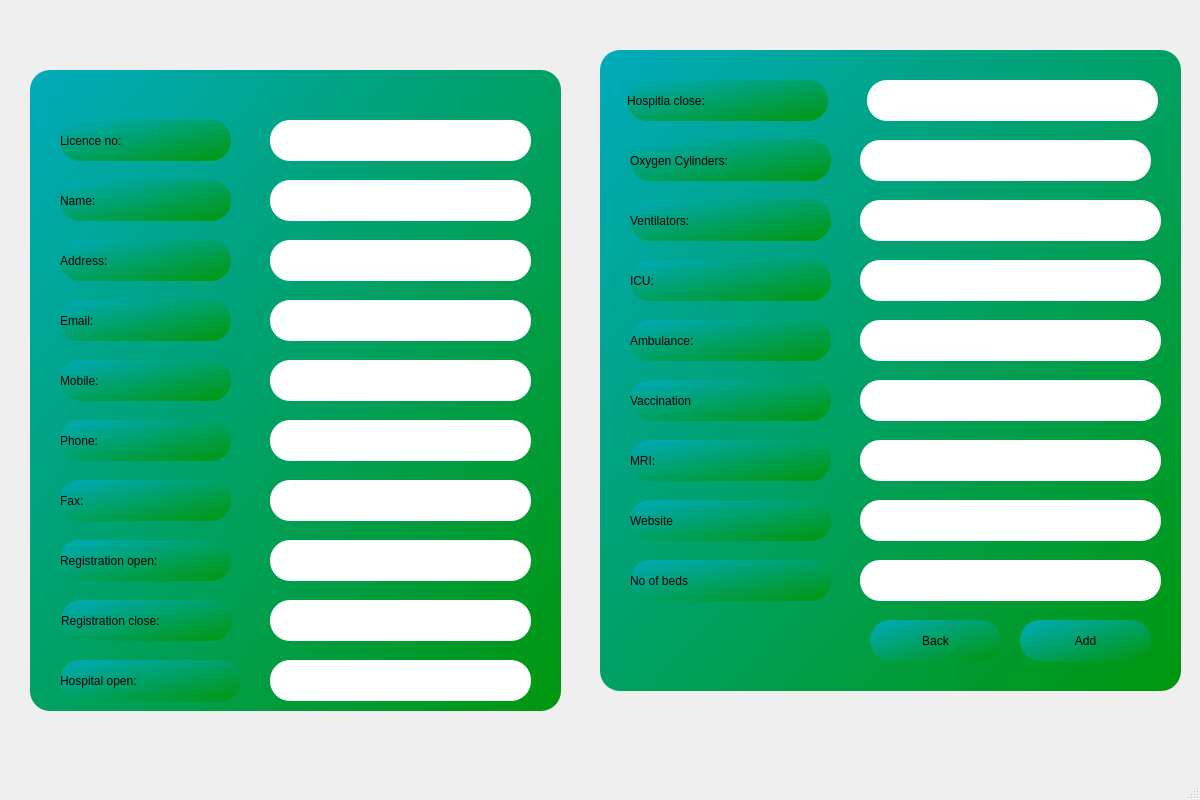
This is CoviPLUS/admin.ui in ayush-regmi/CoviCURE as Qt 5 draws it before an edit. The edited form follows.
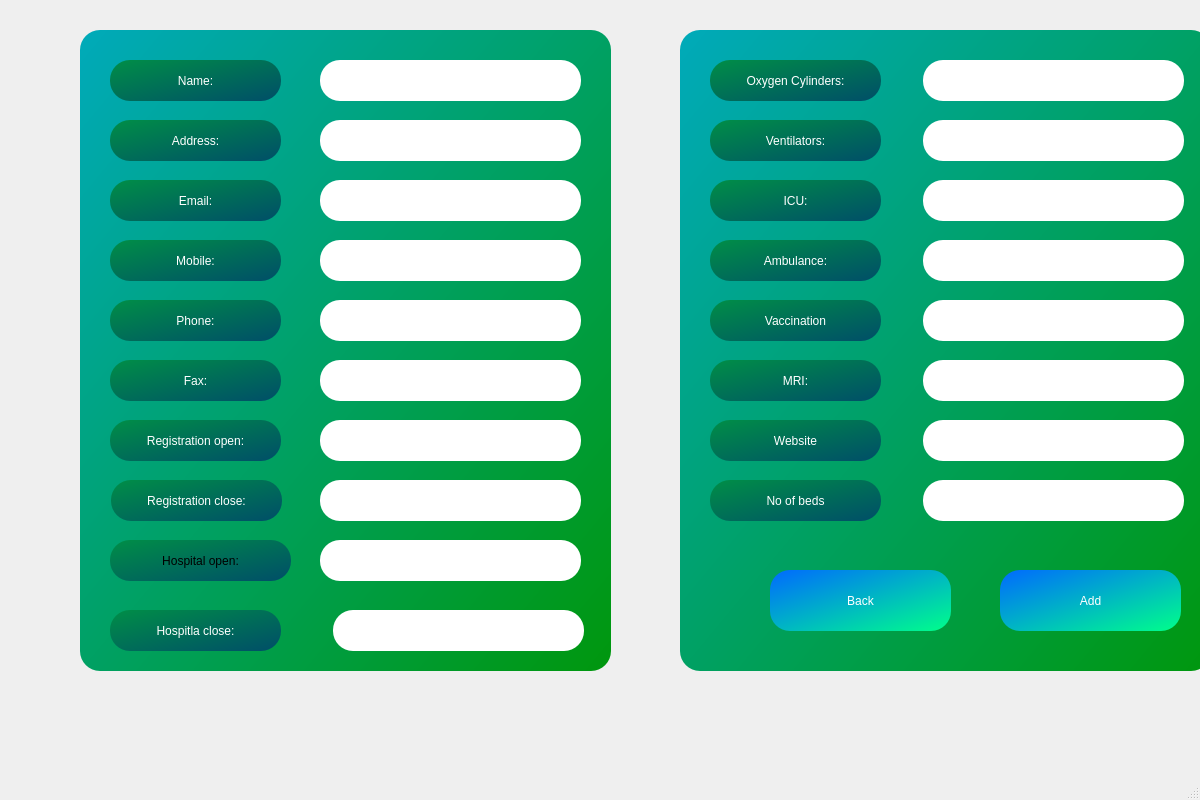
This is the edited form.

```diff
--- a/CoviPLUS/admin.ui
+++ b/CoviPLUS/admin.ui
@@ -17,8 +17,8 @@
    <widget class="QGroupBox" name="groupBox_2">
     <property name="geometry">
      <rect>
-      <x>30</x>
-      <y>70</y>
+      <x>80</x>
+      <y>30</y>
       <width>531</width>
       <height>641</height>
      </rect>
@@ -34,7 +34,7 @@
      <property name="geometry">
       <rect>
        <x>240</x>
-       <y>350</y>
+       <y>270</y>
        <width>261</width>
        <height>41</height>
       </rect>
@@ -49,20 +49,28 @@
      <property name="geometry">
       <rect>
        <x>30</x>
-       <y>170</y>
+       <y>90</y>
        <width>171</width>
        <height>41</height>
       </rect>
      </property>
+     <property name="styleSheet">
+      <string notr="true">background-color: qlineargradient(spread:reflect, x1:0, y1:0, x2:1, y2:1, stop:0 rgba(0, 142, 71, 255), stop:1 rgba(0, 78, 104, 255));
+color: rgb(255, 255, 255);
+font: 600 14pt &quot;Segoe UI&quot;;</string>
+     </property>
      <property name="text">
       <string>Address:</string>
      </property>
+     <property name="alignment">
+      <set>Qt::AlignCenter</set>
+     </property>
     </widget>
     <widget class="QLineEdit" name="ropen">
      <property name="geometry">
       <rect>
        <x>240</x>
-       <y>470</y>
+       <y>390</y>
        <width>261</width>
        <height>41</height>
       </rect>
@@ -77,33 +85,49 @@
      <property name="geometry">
       <rect>
        <x>30</x>
-       <y>230</y>
+       <y>150</y>
        <width>171</width>
        <height>41</height>
       </rect>
      </property>
+     <property name="styleSheet">
+      <string notr="true">background-color: qlineargradient(spread:reflect, x1:0, y1:0, x2:1, y2:1, stop:0 rgba(0, 142, 71, 255), stop:1 rgba(0, 78, 104, 255));
+color: rgb(255, 255, 255);
+font: 600 14pt &quot;Segoe UI&quot;;</string>
+     </property>
      <property name="text">
       <string>Email:</string>
      </property>
+     <property name="alignment">
+      <set>Qt::AlignCenter</set>
+     </property>
     </widget>
     <widget class="QLabel" name="label_6">
      <property name="geometry">
       <rect>
        <x>30</x>
-       <y>350</y>
+       <y>270</y>
        <width>171</width>
        <height>41</height>
       </rect>
      </property>
+     <property name="styleSheet">
+      <string notr="true">background-color: qlineargradient(spread:reflect, x1:0, y1:0, x2:1, y2:1, stop:0 rgba(0, 142, 71, 255), stop:1 rgba(0, 78, 104, 255));
+color: rgb(255, 255, 255);
+font: 600 14pt &quot;Segoe UI&quot;;</string>
+     </property>
      <property name="text">
       <string>Phone:</string>
      </property>
+     <property name="alignment">
+      <set>Qt::AlignCenter</set>
+     </property>
     </widget>
     <widget class="QLineEdit" name="name">
      <property name="geometry">
       <rect>
        <x>240</x>
-       <y>110</y>
+       <y>30</y>
        <width>261</width>
        <height>41</height>
       </rect>
@@ -118,7 +142,7 @@
      <property name="geometry">
       <rect>
        <x>240</x>
-       <y>290</y>
+       <y>210</y>
        <width>261</width>
        <height>41</height>
       </rect>
@@ -129,37 +153,32 @@
 font: 12pt &quot;Segoe UI&quot;;</string>
      </property>
     </widget>
-    <widget class="QLabel" name="label">
-     <property name="geometry">
-      <rect>
-       <x>30</x>
-       <y>50</y>
-       <width>171</width>
-       <height>41</height>
-      </rect>
-     </property>
-     <property name="text">
-      <string>Licence no:</string>
-     </property>
-    </widget>
     <widget class="QLabel" name="label_5">
      <property name="geometry">
       <rect>
        <x>30</x>
-       <y>290</y>
+       <y>210</y>
        <width>171</width>
        <height>41</height>
       </rect>
      </property>
+     <property name="styleSheet">
+      <string notr="true">background-color: qlineargradient(spread:reflect, x1:0, y1:0, x2:1, y2:1, stop:0 rgba(0, 142, 71, 255), stop:1 rgba(0, 78, 104, 255));
+color: rgb(255, 255, 255);
+font: 600 14pt &quot;Segoe UI&quot;;</string>
+     </property>
      <property name="text">
       <string>Mobile:</string>
      </property>
+     <property name="alignment">
+      <set>Qt::AlignCenter</set>
+     </property>
     </widget>
     <widget class="QLineEdit" name="address">
      <property name="geometry">
       <rect>
        <x>240</x>
-       <y>170</y>
+       <y>90</y>
        <width>261</width>
        <height>41</height>
       </rect>
@@ -174,61 +193,70 @@
      <property name="geometry">
       <rect>
        <x>30</x>
-       <y>470</y>
+       <y>390</y>
        <width>171</width>
        <height>41</height>
       </rect>
      </property>
+     <property name="styleSheet">
+      <string notr="true">background-color: qlineargradient(spread:reflect, x1:0, y1:0, x2:1, y2:1, stop:0 rgba(0, 142, 71, 255), stop:1 rgba(0, 78, 104, 255));
+color: rgb(255, 255, 255);
+font: 600 14pt &quot;Segoe UI&quot;;</string>
+     </property>
      <property name="text">
       <string>Registration open:</string>
      </property>
-    </widget>
-    <widget class="QLineEdit" name="licence">
-     <property name="geometry">
-      <rect>
-       <x>240</x>
-       <y>50</y>
-       <width>261</width>
-       <height>41</height>
-      </rect>
-     </property>
-     <property name="styleSheet">
-      <string notr="true">background-color: rgb(255, 255, 255);
-color: rgb(64, 64, 95);
-font: 12pt &quot;Segoe UI&quot;;</string>
+     <property name="alignment">
+      <set>Qt::AlignCenter</set>
      </property>
     </widget>
     <widget class="QLabel" name="label_2">
      <property name="geometry">
       <rect>
        <x>30</x>
-       <y>110</y>
+       <y>30</y>
        <width>171</width>
        <height>41</height>
       </rect>
      </property>
+     <property name="styleSheet">
+      <string notr="true">background-color: qlineargradient(spread:reflect, x1:0, y1:0, x2:1, y2:1, stop:0 rgba(0, 142, 71, 255), stop:1 rgba(0, 78, 104, 255));
+color: rgb(255, 255, 255);
+font: 600 14pt &quot;Segoe UI&quot;;</string>
+     </property>
      <property name="text">
       <string>Name:</string>
      </property>
+     <property name="alignment">
+      <set>Qt::AlignCenter</set>
+     </property>
     </widget>
     <widget class="QLabel" name="label_9">
      <property name="geometry">
       <rect>
        <x>31</x>
-       <y>530</y>
+       <y>450</y>
        <width>171</width>
        <height>41</height>
       </rect>
      </property>
+     <property name="styleSheet">
+      <string notr="true">background-color: qlineargradient(spread:reflect, x1:0, y1:0, x2:1, y2:1, stop:0 rgba(0, 142, 71, 255), stop:1 rgba(0, 78, 104, 255));
+color: rgb(255, 255, 255);
+font: 600 14pt &quot;Segoe UI&quot;;</string>
+     </property>
      <property name="text">
       <string>Registration close:</string>
      </property>
+     <property name="alignment">
+      <set>Qt::AlignCenter</set>
+     </property>
     </widget>
     <widget class="QLineEdit" name="email">
      <property name="geometry">
       <rect>
        <x>240</x>
-       <y>230</y>
+       <y>150</y>
        <width>261</width>
        <height>41</height>
       </rect>
@@ -243,20 +271,28 @@
      <property name="geometry">
       <rect>
        <x>30</x>
-       <y>410</y>
+       <y>330</y>
        <width>171</width>
        <height>41</height>
       </rect>
      </property>
+     <property name="styleSheet">
+      <string notr="true">background-color: qlineargradient(spread:reflect, x1:0, y1:0, x2:1, y2:1, stop:0 rgba(0, 142, 71, 255), stop:1 rgba(0, 78, 104, 255));
+color: rgb(255, 255, 255);
+font: 600 14pt &quot;Segoe UI&quot;;</string>
+     </property>
      <property name="text">
       <string>Fax:</string>
      </property>
+     <property name="alignment">
+      <set>Qt::AlignCenter</set>
+     </property>
     </widget>
     <widget class="QLineEdit" name="rclose">
      <property name="geometry">
       <rect>
        <x>240</x>
-       <y>530</y>
+       <y>450</y>
        <width>261</width>
        <height>41</height>
       </rect>
@@ -271,20 +307,27 @@
      <property name="geometry">
       <rect>
        <x>30</x>
-       <y>590</y>
+       <y>510</y>
        <width>181</width>
        <height>41</height>
       </rect>
      </property>
+     <property name="styleSheet">
+      <string notr="true">background-color: qlineargradient(spread:reflect, x1:0, y1:0, x2:1, y2:1, stop:0 rgba(0, 142, 71, 255), stop:1 rgba(0, 78, 104, 255));
+font: 600 14pt &quot;Segoe UI&quot;;</string>
+     </property>
      <property name="text">
       <string>Hospital open:</string>
      </property>
+     <property name="alignment">
+      <set>Qt::AlignCenter</set>
+     </property>
     </widget>
     <widget class="QLineEdit" name="hopen">
      <property name="geometry">
       <rect>
        <x>240</x>
-       <y>590</y>
+       <y>510</y>
        <width>261</width>
        <height>41</height>
       </rect>
@@ -299,7 +342,7 @@
      <property name="geometry">
       <rect>
        <x>240</x>
-       <y>410</y>
+       <y>330</y>
        <width>261</width>
        <height>41</height>
       </rect>
@@ -310,13 +353,49 @@
 font: 12pt &quot;Segoe UI&quot;;</string>
      </property>
     </widget>
+    <widget class="QLineEdit" name="hclose">
+     <property name="geometry">
+      <rect>
+       <x>253</x>
+       <y>580</y>
+       <width>251</width>
+       <height>41</height>
+      </rect>
+     </property>
+     <property name="styleSheet">
+      <string notr="true">background-color: rgb(255, 255, 255);
+color: rgb(64, 64, 95);
+font: 12pt &quot;Segoe UI&quot;;</string>
+     </property>
+    </widget>
+    <widget class="QLabel" name="label_29">
+     <property name="geometry">
+      <rect>
+       <x>30</x>
+       <y>580</y>
+       <width>171</width>
+       <height>41</height>
+      </rect>
+     </property>
+     <property name="styleSheet">
+      <string notr="true">background-color: qlineargradient(spread:reflect, x1:0, y1:0, x2:1, y2:1, stop:0 rgba(0, 142, 71, 255), stop:1 rgba(0, 78, 104, 255));
+color: rgb(255, 255, 255);
+font: 600 14pt &quot;Segoe UI&quot;;</string>
+     </property>
+     <property name="text">
+      <string>Hospitla close:</string>
+     </property>
+     <property name="alignment">
+      <set>Qt::AlignCenter</set>
+     </property>
+    </widget>
    </widget>
    <widget class="QGroupBox" name="groupBox_3">
     <property name="geometry">
      <rect>
-      <x>600</x>
-      <y>50</y>
-      <width>581</width>
+      <x>680</x>
+      <y>30</y>
+      <width>531</width>
       <height>641</height>
      </rect>
     </property>
@@ -331,24 +410,37 @@
      <property name="geometry">
       <rect>
        <x>30</x>
-       <y>150</y>
-       <width>201</width>
+       <y>90</y>
+       <width>171</width>
        <height>41</height>
       </rect>
      </property>
+     <property name="styleSheet">
+      <string notr="true">background-color: qlineargradient(spread:reflect, x1:0, y1:0, x2:1, y2:1, stop:0 rgba(0, 142, 71, 255), stop:1 rgba(0, 78, 104, 255));
+color: rgb(255, 255, 255);
+font: 600 14pt &quot;Segoe UI&quot;;</string>
+     </property>
      <property name="text">
       <string>Ventilators:</string>
      </property>
+     <property name="alignment">
+      <set>Qt::AlignCenter</set>
+     </property>
     </widget>
     <widget class="QPushButton" name="pushButton_back">
      <property name="geometry">
       <rect>
-       <x>270</x>
-       <y>570</y>
-       <width>131</width>
-       <height>41</height>
+       <x>90</x>
+       <y>540</y>
+       <width>181</width>
+       <height>61</height>
       </rect>
      </property>
+     <property name="styleSheet">
+      <string notr="true">background-color: qlineargradient(spread:reflect, x1:0, y1:0, x2:1, y2:1, stop:0 rgba(0, 106, 255, 255), stop:1 rgba(0, 255, 138, 255));
+color: rgb(255, 255, 255);
+font: 600 16pt &quot;Segoe UI&quot;;</string>
+     </property>
      <property name="text">
       <string>Back</string>
      </property>
@@ -356,9 +448,9 @@
     <widget class="QLineEdit" name="ambulance">
      <property name="geometry">
       <rect>
-       <x>260</x>
-       <y>270</y>
-       <width>301</width>
+       <x>243</x>
+       <y>210</y>
+       <width>261</width>
        <height>41</height>
       </rect>
      </property>
@@ -371,76 +463,90 @@
     <widget class="QPushButton" name="pushButton_add">
      <property name="geometry">
       <rect>
-       <x>420</x>
-       <y>570</y>
-       <width>131</width>
-       <height>41</height>
+       <x>320</x>
+       <y>540</y>
+       <width>181</width>
+       <height>61</height>
       </rect>
      </property>
+     <property name="styleSheet">
+      <string notr="true">background-color: qlineargradient(spread:reflect, x1:0, y1:0, x2:1, y2:1, stop:0 rgba(0, 106, 255, 255), stop:1 rgba(0, 255, 138, 255));
+color: rgb(255, 255, 255);
+font: 600 16pt &quot;Segoe UI&quot;;</string>
+     </property>
      <property name="text">
       <string>Add</string>
      </property>
     </widget>
-    <widget class="QLineEdit" name="hclose">
-     <property name="geometry">
-      <rect>
-       <x>267</x>
-       <y>30</y>
-       <width>291</width>
-       <height>41</height>
-      </rect>
-     </property>
-     <property name="styleSheet">
-      <string notr="true">background-color: rgb(255, 255, 255);
-color: rgb(64, 64, 95);
-font: 12pt &quot;Segoe UI&quot;;</string>
-     </property>
-    </widget>
     <widget class="QLabel" name="label_28">
      <property name="geometry">
       <rect>
        <x>30</x>
-       <y>90</y>
-       <width>201</width>
+       <y>30</y>
+       <width>171</width>
        <height>41</height>
       </rect>
      </property>
+     <property name="styleSheet">
+      <string notr="true">background-color: qlineargradient(spread:reflect, x1:0, y1:0, x2:1, y2:1, stop:0 rgba(0, 142, 71, 255), stop:1 rgba(0, 78, 104, 255));
+color: rgb(255, 255, 255);
+font: 600 14pt &quot;Segoe UI&quot;;</string>
+     </property>
      <property name="text">
       <string>Oxygen Cylinders:</string>
      </property>
+     <property name="alignment">
+      <set>Qt::AlignCenter</set>
+     </property>
     </widget>
     <widget class="QLabel" name="label_23">
      <property name="geometry">
       <rect>
        <x>30</x>
-       <y>210</y>
-       <width>201</width>
+       <y>150</y>
+       <width>171</width>
        <height>41</height>
       </rect>
      </property>
+     <property name="styleSheet">
+      <string notr="true">background-color: qlineargradient(spread:reflect, x1:0, y1:0, x2:1, y2:1, stop:0 rgba(0, 142, 71, 255), stop:1 rgba(0, 78, 104, 255));
+color: rgb(255, 255, 255);
+font: 600 14pt &quot;Segoe UI&quot;;</string>
+     </property>
      <property name="text">
       <string>ICU:</string>
      </property>
+     <property name="alignment">
+      <set>Qt::AlignCenter</set>
+     </property>
     </widget>
     <widget class="QLabel" name="label_17">
      <property name="geometry">
       <rect>
        <x>30</x>
-       <y>270</y>
-       <width>201</width>
+       <y>210</y>
+       <width>171</width>
        <height>41</height>
       </rect>
      </property>
+     <property name="styleSheet">
+      <string notr="true">background-color: qlineargradient(spread:reflect, x1:0, y1:0, x2:1, y2:1, stop:0 rgba(0, 142, 71, 255), stop:1 rgba(0, 78, 104, 255));
+color: rgb(255, 255, 255);
+font: 600 14pt &quot;Segoe UI&quot;;</string>
+     </property>
      <property name="text">
       <string>Ambulance:</string>
      </property>
+     <property name="alignment">
+      <set>Qt::AlignCenter</set>
+     </property>
     </widget>
     <widget class="QLineEdit" name="oxygen">
      <property name="geometry">
       <rect>
-       <x>260</x>
-       <y>90</y>
-       <width>291</width>
+       <x>243</x>
+       <y>30</y>
+       <width>261</width>
        <height>41</height>
       </rect>
      </property>
@@ -454,34 +560,50 @@
      <property name="geometry">
       <rect>
        <x>30</x>
-       <y>450</y>
-       <width>201</width>
+       <y>390</y>
+       <width>171</width>
        <height>41</height>
       </rect>
      </property>
+     <property name="styleSheet">
+      <string notr="true">background-color: qlineargradient(spread:reflect, x1:0, y1:0, x2:1, y2:1, stop:0 rgba(0, 142, 71, 255), stop:1 rgba(0, 78, 104, 255));
+color: rgb(255, 255, 255);
+font: 600 14pt &quot;Segoe UI&quot;;</string>
+     </property>
      <property name="text">
       <string>Website</string>
      </property>
+     <property name="alignment">
+      <set>Qt::AlignCenter</set>
+     </property>
     </widget>
     <widget class="QLabel" name="label_26">
      <property name="geometry">
       <rect>
        <x>30</x>
-       <y>330</y>
-       <width>201</width>
+       <y>270</y>
+       <width>171</width>
        <height>41</height>
       </rect>
      </property>
+     <property name="styleSheet">
+      <string notr="true">background-color: qlineargradient(spread:reflect, x1:0, y1:0, x2:1, y2:1, stop:0 rgba(0, 142, 71, 255), stop:1 rgba(0, 78, 104, 255));
+color: rgb(255, 255, 255);
+font: 600 14pt &quot;Segoe UI&quot;;</string>
+     </property>
      <property name="text">
       <string>Vaccination</string>
      </property>
+     <property name="alignment">
+      <set>Qt::AlignCenter</set>
+     </property>
     </widget>
     <widget class="QLineEdit" name="vaccination">
      <property name="geometry">
       <rect>
-       <x>260</x>
-       <y>330</y>
-       <width>301</width>
+       <x>243</x>
+       <y>270</y>
+       <width>261</width>
        <height>41</height>
       </rect>
      </property>
@@ -494,9 +616,9 @@
     <widget class="QLineEdit" name="website">
      <property name="geometry">
       <rect>
-       <x>260</x>
-       <y>450</y>
-       <width>301</width>
+       <x>243</x>
+       <y>390</y>
+       <width>261</width>
        <height>41</height>
       </rect>
      </property>
@@ -509,9 +631,9 @@
     <widget class="QLineEdit" name="ventilator">
      <property name="geometry">
       <rect>
-       <x>260</x>
-       <y>150</y>
-       <width>301</width>
+       <x>243</x>
+       <y>90</y>
+       <width>261</width>
        <height>41</height>
       </rect>
      </property>
@@ -524,9 +646,9 @@
     <widget class="QLineEdit" name="ICU">
      <property name="geometry">
       <rect>
-       <x>260</x>
-       <y>210</y>
-       <width>301</width>
+       <x>243</x>
+       <y>150</y>
+       <width>261</width>
        <height>41</height>
       </rect>
      </property>
@@ -539,9 +661,9 @@
     <widget class="QLineEdit" name="beds">
      <property name="geometry">
       <rect>
-       <x>260</x>
-       <y>510</y>
-       <width>301</width>
+       <x>243</x>
+       <y>450</y>
+       <width>261</width>
        <height>41</height>
       </rect>
      </property>
@@ -555,47 +677,50 @@
      <property name="geometry">
       <rect>
        <x>30</x>
-       <y>390</y>
-       <width>201</width>
+       <y>330</y>
+       <width>171</width>
        <height>41</height>
       </rect>
      </property>
+     <property name="styleSheet">
+      <string notr="true">background-color: qlineargradient(spread:reflect, x1:0, y1:0, x2:1, y2:1, stop:0 rgba(0, 142, 71, 255), stop:1 rgba(0, 78, 104, 255));
+color: rgb(255, 255, 255);
+font: 600 14pt &quot;Segoe UI&quot;;</string>
+     </property>
      <property name="text">
       <string>MRI:</string>
      </property>
+     <property name="alignment">
+      <set>Qt::AlignCenter</set>
+     </property>
     </widget>
     <widget class="QLabel" name="label_30">
      <property name="geometry">
       <rect>
        <x>30</x>
-       <y>510</y>
-       <width>201</width>
+       <y>450</y>
+       <width>171</width>
        <height>41</height>
       </rect>
      </property>
+     <property name="styleSheet">
+      <string notr="true">background-color: qlineargradient(spread:reflect, x1:0, y1:0, x2:1, y2:1, stop:0 rgba(0, 142, 71, 255), stop:1 rgba(0, 78, 104, 255));
+color: rgb(255, 255, 255);
+font: 600 14pt &quot;Segoe UI&quot;;</string>
+     </property>
      <property name="text">
       <string>No of beds</string>
      </property>
-    </widget>
-    <widget class="QLabel" name="label_29">
-     <property name="geometry">
-      <rect>
-       <x>27</x>
-       <y>30</y>
-       <width>201</width>
-       <height>41</height>
-      </rect>
-     </property>
-     <property name="text">
-      <string>Hospitla close:</string>
+     <property name="alignment">
+      <set>Qt::AlignCenter</set>
      </property>
     </widget>
     <widget class="QLineEdit" name="MRI">
      <property name="geometry">
       <rect>
-       <x>260</x>
-       <y>390</y>
-       <width>301</width>
+       <x>243</x>
+       <y>330</y>
+       <width>261</width>
        <height>41</height>
       </rect>
      </property>
```
